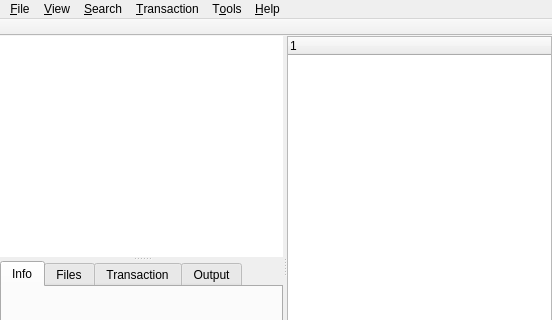
This is ui/mainwindow.ui in aarnt/octopi as Qt 5 draws it before an edit; both pictures show x 0 to 552 and y 0 to 320 of the 552 by 518 pixel window. The edited form follows.
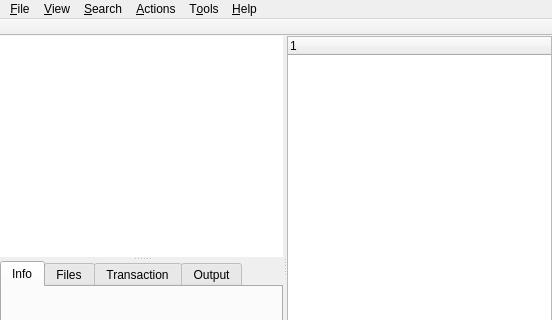
This is the edited form. Icons and pictures are not drawn. Custom widgets are drawn as their Qt base class.

Commit message: - Renamed Transaction tab to Actions tab; - Fixed deprecated code.

The edit to the form file:
```diff
--- a/ui/mainwindow.ui
+++ b/ui/mainwindow.ui
@@ -159,9 +159,9 @@
     <addaction name="actionViewNonInstalledPackages"/>
     <addaction name="separator"/>
    </widget>
-   <widget class="QMenu" name="menuTransaction">
+   <widget class="QMenu" name="menuActions">
     <property name="title">
-     <string>&amp;Transaction</string>
+     <string>&amp;Actions</string>
     </property>
     <addaction name="actionCommit"/>
     <addaction name="actionCancel"/>
@@ -199,7 +199,7 @@
    <addaction name="menuFile"/>
    <addaction name="menuView"/>
    <addaction name="menuSearch"/>
-   <addaction name="menuTransaction"/>
+   <addaction name="menuActions"/>
    <addaction name="menuTools"/>
    <addaction name="menuHelp"/>
   </widget>
```
Left out of the diff: 17 changed lines with no effect on the pictures. The commit also changes 9 other files.
